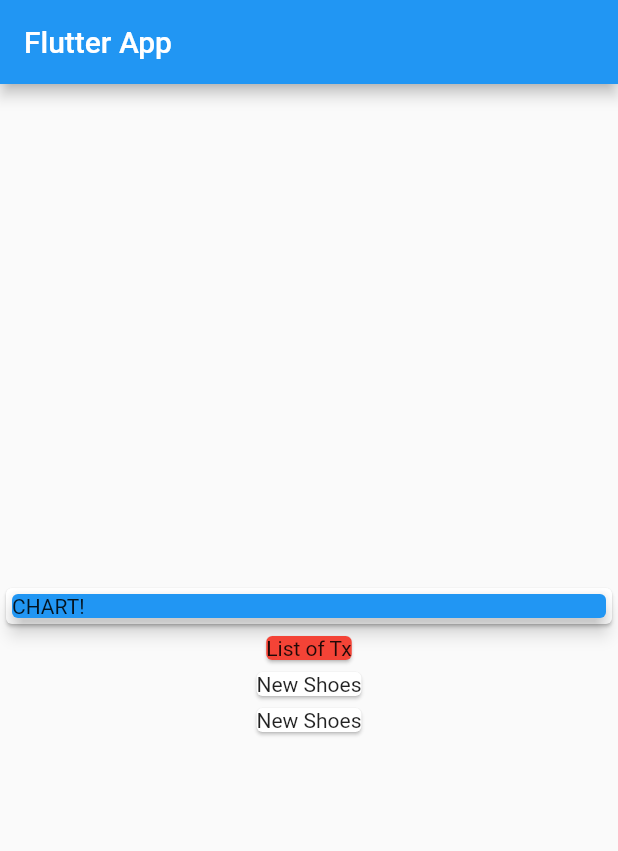
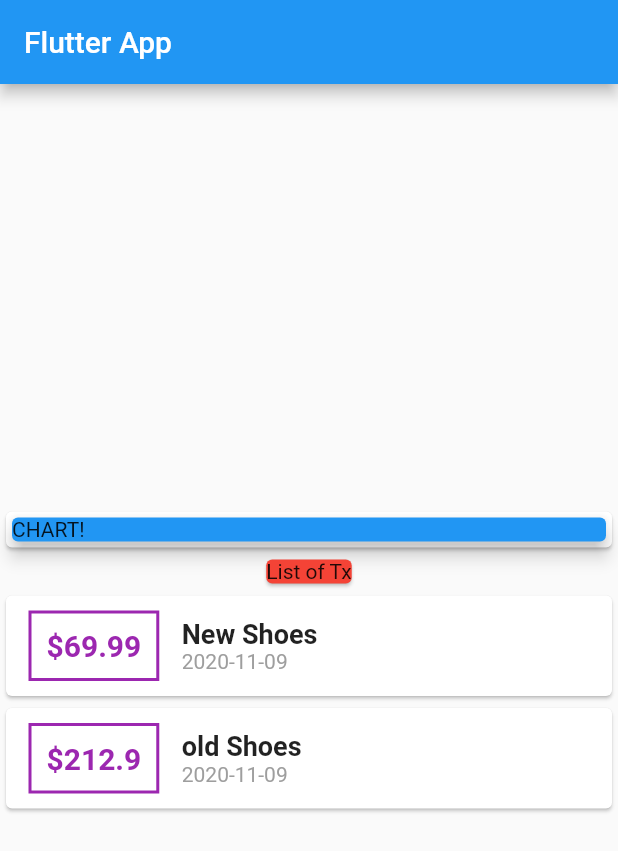
Before and after one commit to faoziaziz/hanisa, a Flutter app: the screen it shows after launch, on a phone screen of 412 x 824 dp. Shown: the top 851 px of the screen. Run offline on Flutter 3.47's test engine with Material 2 defaults, Android fonts, the phone set to English and light mode, and no system bars.

Commit message:
add for date intl pacakge

```diff
--- a/lib/main.dart
+++ b/lib/main.dart
@@ -5,6 +5,8 @@
 
 import 'package:flutter/material.dart';
 import './transaction.dart';
+import 'package:intl/intl.dart';
+
 void main(){
   runApp(
     MyApp());}
@@ -23,7 +25,7 @@ class MyHomePage extends StatelessWidget {
   final List <Transaction> transactions= [
     Transaction(id: 't1', title: 'New Shoes', amount: 69.99, date: DateTime.now(),
     ),
-    Transaction(id: 't1', title: 'New Shoes', amount: 69.99, date: DateTime.now(),),
+    Transaction(id: 't2', title: 'old Shoes', amount: 212.9, date: DateTime.now(),),
   ];
   @override
   Widget build(BuildContext context){
@@ -53,10 +55,42 @@ class MyHomePage extends StatelessWidget {
           ),
           Column(children: transactions.map((tx){
                 return Card(
-                  child: Text(tx.title),
-                );
-            }).toList(),),
-        ],
+                  child: Row(children: <Widget> [
+                      Container(
+                        margin: EdgeInsets.symmetric(
+                          vertical: 10,
+                          horizontal: 15,
+                        ),
+                        decoration: BoxDecoration(
+                          border: Border.all(
+                            color: Colors.purple,
+                            width: 2,
+                          ),
+                        ),
+                        padding: EdgeInsets.all(10),
+                        child:
+                        Text(
+                          '\$${tx.amount}',
+                          style: TextStyle(
+                            fontWeight: FontWeight.bold,
+                            fontSize: 20,
+                            color: Colors.purple,
+                          ),
+                        ),
+                      ),
+                      Column(
+                        crossAxisAlignment: CrossAxisAlignment.start,
+
+                        children: <Widget>[
+                          Text(tx.title,
+                            style: TextStyle(fontSize: 18, fontWeight: FontWeight.bold,),
+                          ),
+                          Text(DateFormat('yyyy-MM-dd').format(tx.date),
+                            style: TextStyle(color: Colors.grey,),
+                          ),
+                      ],),
+                ],),);
+            }).toList(),),],
       ),
     );
   }
--- a/pubspec.yaml
+++ b/pubspec.yaml
@@ -23,6 +23,7 @@ environment:
 dependencies:
   flutter:
     sdk: flutter
+  intl: ^0.15.8
 
 
   # The following adds the Cupertino Icons font to your application.
```
Also changed, not shown: pubspec.lock.
